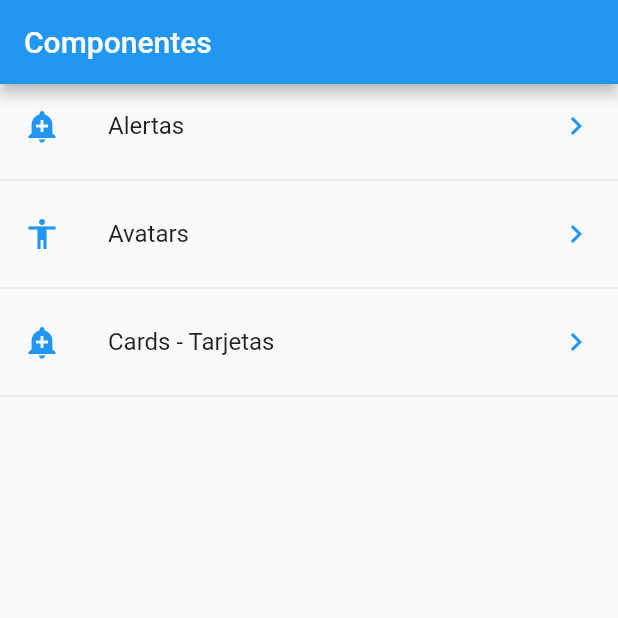
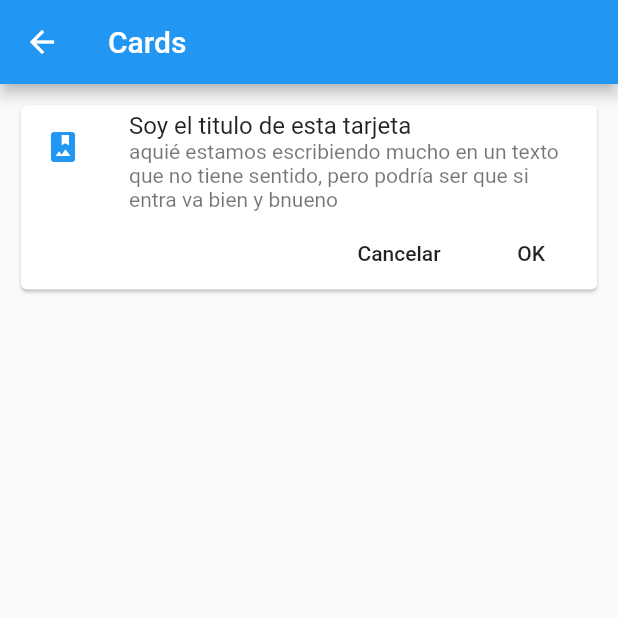
Before and after one commit to marianolop22/flutter_components, a Flutter app: the screen it shows after launch, after a tap on "Cards - Tarjetas", on a phone screen of 412 x 824 dp, the top half of it. Run offline on Flutter 3.47's test engine with Material 2 defaults, Android fonts, the phone set to English and light mode, and no system bars.

Commit message:
ejercicio 72

```diff
--- a/lib/main.dart
+++ b/lib/main.dart
@@ -1,8 +1,9 @@
 import 'package:flutter/material.dart';
 
+
 //librerias mias
-import 'package:flutter_components/src/pages/home_page.dart';
-//import 'package:flutter_components/src/pages/home_temp.dart';
+import 'package:flutter_components/src/pages/alert_page.dart';
+import 'package:flutter_components/src/routes/routes.dart';
 
 void main() => runApp(MyApp());
 
@@ -12,7 +13,14 @@ class MyApp extends StatelessWidget {
     return MaterialApp(
       debugShowCheckedModeBanner: false,
       title: 'Components App',
-      home: HomePage()
+      //home: HomePage(),
+      initialRoute: '/',
+      routes: getApplicationRoutes (),
+      onGenerateRoute: ( RouteSettings routeSettings ) { //si no está configurada la pantalla (en routes) a la que quiero ir, te mando a la alerta
+        return MaterialPageRoute (
+          builder: (BuildContext context) => AlertPage()
+        );
+      },
     );
   }
 }
--- /dev/null
+++ b/lib/src/pages/card_page.dart
@@ -0,0 +1,59 @@
+import 'package:flutter/material.dart';
+
+class CardPage extends StatelessWidget {
+
+  //const CardPage({Key key}) : super(key: key);
+
+  @override
+  Widget build(BuildContext context) {
+    return Scaffold (
+      appBar: AppBar (
+        title: Text ('Cards'),
+      ),
+      body: ListView(
+        padding: EdgeInsets.all(10.0) ,
+        children: <Widget>[
+          _cardTtype1()
+        ],
+      ),
+
+    );
+  }
+
+
+
+  Widget _cardTtype1() {
+
+    return Card (
+      child: Column(
+        children: <Widget>[
+          ListTile (
+            leading: Icon(Icons.photo_album, color:Colors.blue),
+            title: Text ('Soy el titulo de esta tarjeta'),
+            subtitle: Text('aquié estamos escribiendo mucho en un texto que no tiene sentido, pero podría ser que si entra va bien y bnueno'),
+          ),
+          Row (
+            mainAxisAlignment: MainAxisAlignment.end,
+            children: <Widget>[
+              FlatButton (
+                child: Text('Cancelar'),
+                onPressed: (){},
+              ),
+              FlatButton (
+                child: Text('OK'),
+                onPressed: (){},
+              )
+            ],
+          )
+        ],
+      ),
+    );
+
+
+
+  }
+
+
+
+
+}
--- a/lib/src/pages/home_page.dart
+++ b/lib/src/pages/home_page.dart
@@ -1,8 +1,9 @@
 import 'package:flutter/material.dart';
-
 
 import 'package:flutter_components/src/providers/menu_provider.dart';
 import 'package:flutter_components/src/utils/icon_string_util.dart';
+
+import 'package:flutter_components/src/pages/alert_page.dart';
 
 class HomePage extends StatelessWidget {
 
@@ -25,14 +26,14 @@ class HomePage extends StatelessWidget {
       initialData: [],
       builder: (BuildContext context, AsyncSnapshot snapshopt) {
         return ListView(
-          children: _listItems( snapshopt.data ),
+          children: _listItems( snapshopt.data, context ),
         );
       },
     );
   }
 
 
-  List <Widget> _listItems( List<dynamic> data) {
+  List <Widget> _listItems( List<dynamic> data, BuildContext context) {
 
     final List<Widget> optionsList = [];
 
@@ -41,18 +42,20 @@ class HomePage extends StatelessWidget {
         title: Text ( item['texto'] ),
         leading: getIcon(item['icon']),
         trailing: Icon(Icons.keyboard_arrow_right, color: Colors.blue),
-        onTap: (){},
+        onTap: (){
+
+          // final route = MaterialPageRoute (
+          //   builder: ( context ) => AlertPage() //se pueden pasar parámetros
+          // );
+          // Navigator.push(context, route);
+          Navigator.pushNamed(context, item['ruta']);
+        },
       );
 
       optionsList..add( widgetTemp )
                  ..add( Divider () );
 
     });
-
     return optionsList;
-
-
-
-
   }
 }
--- /dev/null
+++ b/lib/src/routes/routes.dart
@@ -0,0 +1,14 @@
+import 'package:flutter/material.dart';
+import 'package:flutter_components/src/pages/alert_page.dart';
+import 'package:flutter_components/src/pages/avatar_page.dart';
+import 'package:flutter_components/src/pages/card_page.dart';
+import 'package:flutter_components/src/pages/home_page.dart';
+
+Map <String, WidgetBuilder> getApplicationRoutes () {
+  return <String, WidgetBuilder>{
+        '/': (BuildContext context ) => HomePage(),
+        'alert': (BuildContext context ) => AlertPage(),
+        'avatar': (BuildContext context ) => AvatarPage(),
+        'card': (BuildContext context ) => CardPage(),
+      };
+}
```
Also changed, not shown: lib/src/pages/alert_page.dart (added, +21 -0 lines), lib/src/pages/avatar_page.dart (added, +15 -0 lines).
